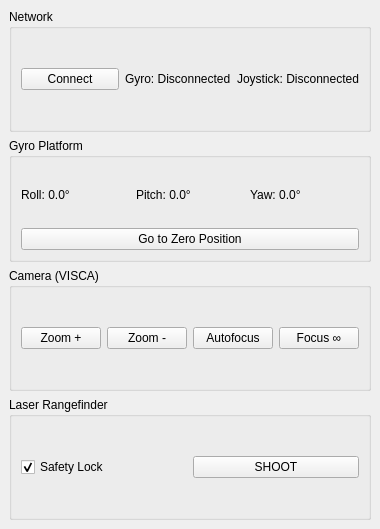
Shimanovich/gsp_control, file mainwindow.ui: the form before one commit.
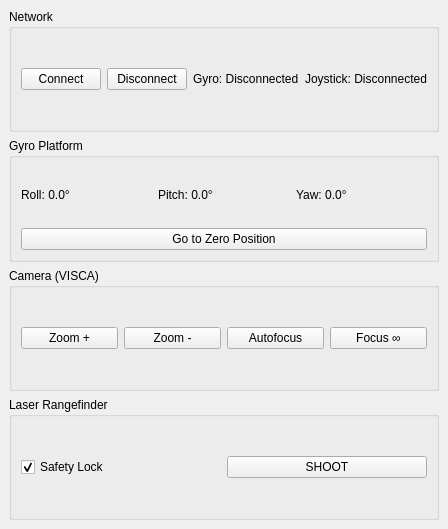
The form after the commit.

```diff
--- a/mainwindow.ui
+++ b/mainwindow.ui
@@ -28,6 +28,13 @@
          </property>
         </widget>
        </item>
+       <item>
+        <widget class="QPushButton" name="btnDisconnect">
+         <property name="text">
+          <string>Disconnect</string>
+         </property>
+        </widget>
+       </item>
        <item>
         <widget class="QLabel" name="labelGyroStatus">
          <property name="text">
```
